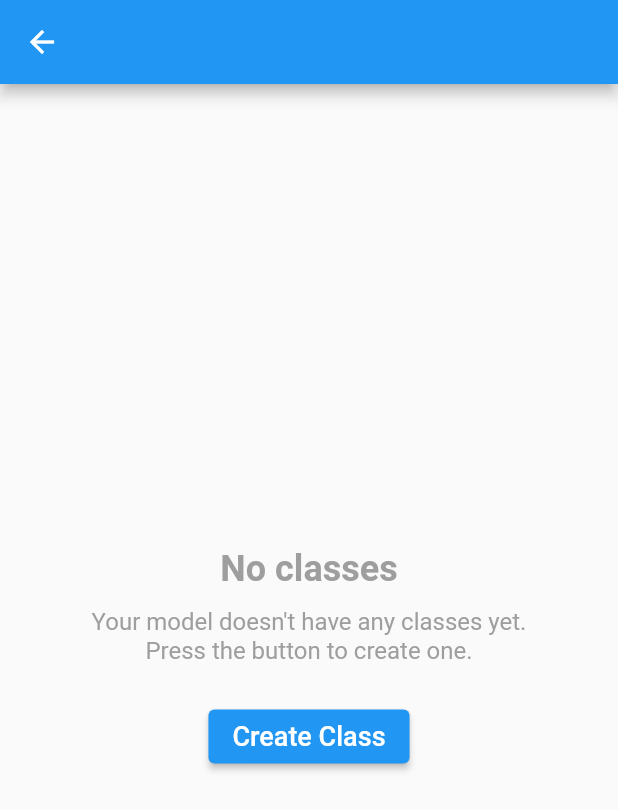
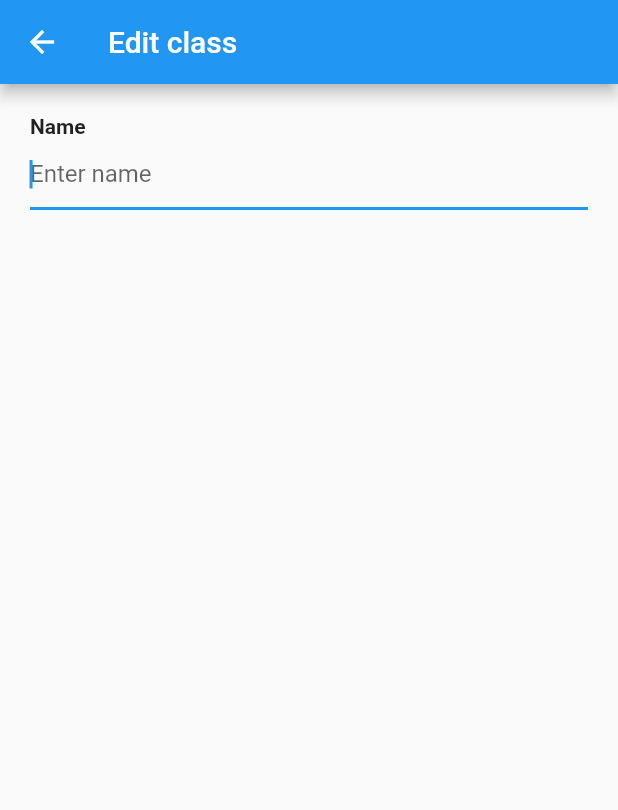
Before and after one commit to MaxHaertwig/CoMod, a Flutter app: the MainScreen screen opened directly with empty values, after a tap on "Create Class", on a phone screen of 412 x 824 dp. Shown: the top 810 px of the screen. Run offline on Flutter 3.47's test engine with Material 2 defaults, Android fonts, the phone set to English and light mode, and no system bars; our stand-ins replace either_dart.

Commit message:
Use provider package and implement adding and renaming classes

```diff
--- /dev/null
+++ b/client/lib/components/named_text_field.dart
@@ -0,0 +1,46 @@
+import 'package:flutter/material.dart';
+import 'package:flutter/widgets.dart';
+
+class NamedTextField extends StatefulWidget {
+  final String name, initialValue;
+  final bool autofocus;
+  final Function(String)? onChanged;
+
+  NamedTextField(this.name,
+      {this.initialValue = '', this.autofocus = false, this.onChanged});
+
+  @override
+  _NamedTextFieldState createState() => _NamedTextFieldState(initialValue);
+}
+
+class _NamedTextFieldState extends State<NamedTextField> {
+  final _textEditingController = TextEditingController();
+
+  _NamedTextFieldState(String initialValue) {
+    _textEditingController.text = initialValue;
+  }
+
+  @override
+  void dispose() {
+    _textEditingController.dispose();
+    super.dispose();
+  }
+
+  @override
+  Widget build(BuildContext context) => Column(
+        crossAxisAlignment: CrossAxisAlignment.start,
+        children: [
+          Text(
+            widget.name,
+            style: const TextStyle(fontWeight: FontWeight.bold),
+          ),
+          TextField(
+            autofocus: widget.autofocus,
+            decoration:
+                InputDecoration(hintText: 'Enter ${widget.name.toLowerCase()}'),
+            controller: _textEditingController,
+            onChanged: widget.onChanged,
+          ),
+        ],
+      );
+}
--- a/client/lib/model/model.dart
+++ b/client/lib/model/model.dart
@@ -2,17 +2,20 @@ import 'dart:io';
 
 import 'package:client/model/document.dart';
 import 'package:client/model/uml/uml_model.dart';
+import 'package:flutter/material.dart';
 import 'package:xml/xml.dart';
 
-class Model {
+class Model extends ChangeNotifier {
   String name;
-  UMLModel model;
+  UMLModel umlModel;
 
-  Model(this.name, this.model);
+  Model(this.name, this.umlModel);
 
   static Future<Model> fromDocument(Document document) async {
     final xml = await File(document.path).readAsString();
     final root = XmlDocument.parse(xml).rootElement;
     return Model(document.name, UMLModel.fromXml(root));
   }
+
+  notify() => notifyListeners();
 }
--- a/client/lib/model/uml/uml_attribute.dart
+++ b/client/lib/model/uml/uml_attribute.dart
@@ -1,25 +1,49 @@
 import 'package:client/model/uml/uml_data_type.dart';
 import 'package:client/model/uml/uml_visibility.dart';
+import 'package:flutter/material.dart';
 import 'package:xml/xml.dart';
 
-class UMLAttribute {
-  String name;
-  UMLVisibility visibility;
-  UMLDataType dataType;
+class UMLAttribute extends ChangeNotifier {
+  String _name;
+  UMLVisibility _visibility;
+  UMLDataType _dataType;
 
-  UMLAttribute(this.name,
-      {this.visibility = UMLVisibility.public, UMLDataType? dataType})
-      : dataType = dataType ?? UMLDataType.string();
+  UMLAttribute(
+      {String name = '',
+      UMLVisibility visibility = UMLVisibility.public,
+      UMLDataType? dataType})
+      : _name = name,
+        _visibility = visibility,
+        _dataType = dataType ?? UMLDataType.string();
 
   static UMLAttribute fromXml(XmlElement element) {
     assert(element.name.toString() == 'attribute');
-
-    return UMLAttribute(element.innerText.trim(),
-        visibility:
-            UMLVisibilityExt.fromString(element.getAttribute('visibility')!),
-        dataType: UMLDataType.fromString(element.getAttribute('type')!));
+    return UMLAttribute(
+      name: element.innerText.trim(),
+      visibility:
+          UMLVisibilityExt.fromString(element.getAttribute('visibility')!),
+      dataType: UMLDataType.fromString(element.getAttribute('type')!),
+    );
   }
 
-  String get stringRepresentation =>
-      '${visibility.stringRepresentation} $name: ${dataType.stringRepresentation}';
+  String get name => _name;
+  set name(String name) {
+    _name = name;
+    notifyListeners();
+  }
+
+  UMLVisibility get visibility => _visibility;
+  set visibility(UMLVisibility visibility) {
+    _visibility = visibility;
+    notifyListeners();
+  }
+
+  UMLDataType get dataType => _dataType;
+  set dataType(UMLDataType dataType) {
+    _dataType = dataType;
+    notifyListeners();
+  }
+
+  get stringRepresentation =>
+      '${_visibility.stringRepresentation} $_name: ${_dataType.stringRepresentation}';
 }
--- a/client/lib/model/uml/uml_class.dart
+++ b/client/lib/model/uml/uml_class.dart
@@ -1,40 +1,60 @@
+import 'dart:collection';
+
 import 'package:client/model/uml/uml_attribute.dart';
 import 'package:client/model/uml/uml_operation.dart';
 import 'package:uuid/uuid.dart';
 import 'package:xml/xml.dart';
 
 class UMLClass {
-  String name, id;
-  int x, y;
-  List<UMLAttribute> attributes;
-  List<UMLOperation> operations;
+  final String id;
+  String _name;
+  int _x, _y;
+  List<UMLAttribute> _attributes;
+  List<UMLOperation> _operations;
 
-  UMLClass(this.name,
+  UMLClass(
       {String? id,
-      int this.x = 0,
-      int this.y = 0,
+      name = '',
+      x = 0,
+      y = 0,
       List<UMLAttribute>? attributes,
       List<UMLOperation>? operations})
       : id = id ?? Uuid().v4(),
-        attributes = attributes ?? [],
-        operations = operations ?? [];
+        _name = name,
+        _x = x,
+        _y = y,
+        _attributes = attributes ?? [],
+        _operations = operations ?? [];
 
   static UMLClass fromXml(XmlElement element) {
     assert(element.name.toString() == 'class');
+    return UMLClass(
+      name: element.getElement('name')!.innerText.trim(),
+      id: element.getAttribute('id')!,
+      x: int.parse(element.getAttribute('x')!),
+      y: int.parse(element.getAttribute('y')!),
+      attributes: element
+          .findElements('attribute')
+          .map((child) => UMLAttribute.fromXml(child))
+          .toList(),
+      operations: element
+          .findElements('operation')
+          .map((child) => UMLOperation.fromXml(child))
+          .toList(),
+    );
+  }
 
-    final name = element.getElement('name')!.innerText.trim();
-    final x = int.parse(element.getAttribute('x')!);
-    final y = int.parse(element.getAttribute('y')!);
+  bool get isEmpty =>
+      _name.isEmpty && _attributes.isEmpty && _operations.isEmpty;
 
-    var umlClass = UMLClass(name, id: element.getAttribute('id')!, x: x, y: y);
-    umlClass.attributes = element
-        .findElements('attribute')
-        .map((child) => UMLAttribute.fromXml(child))
-        .toList();
-    umlClass.operations = element
-        .findElements('operation')
-        .map((child) => UMLOperation.fromXml(child))
-        .toList();
-    return umlClass;
-  }
+  String get name => _name;
+  void set name(String newName) => _name = newName;
+
+  UnmodifiableListView<UMLAttribute> get attributes =>
+      UnmodifiableListView(_attributes);
+  addAttribute(UMLAttribute attribute) => _attributes.add(attribute);
+  removeAttribute(UMLAttribute attribute) => _attributes.remove(attribute);
+
+  UnmodifiableListView<UMLOperation> get operations =>
+      UnmodifiableListView(_operations);
 }
--- a/client/lib/model/uml/uml_model.dart
+++ b/client/lib/model/uml/uml_model.dart
@@ -1,3 +1,5 @@
+import 'dart:collection';
+
 import 'package:client/model/uml/uml_class.dart';
 import 'package:uuid/uuid.dart';
 import 'package:xml/xml.dart';
@@ -5,19 +7,30 @@ import 'package:xml/xml.dart';
 class UMLModel {
   static const currentVersion = '1.0';
 
-  String version;
-  String uuid;
-  List<UMLClass> classes = [];
+  final String version, uuid;
+  Map<String, UMLClass> _classes;
 
-  UMLModel({String? uuid, this.version = currentVersion})
-      : uuid = uuid ?? Uuid().v4();
+  UMLModel(
+      {String this.version = currentVersion,
+      String? uuid,
+      List<UMLClass>? classes})
+      : uuid = uuid ?? Uuid().v4(),
+        _classes = {for (var cls in classes ?? []) cls.id: cls};
 
-  UMLModel.fromXml(XmlElement element)
-      : assert(element.name.toString() == 'model'),
-        version = element.getAttribute('version')!,
-        uuid = element.getAttribute('uuid')!,
-        classes = element
-            .findElements('class')
-            .map((child) => UMLClass.fromXml(child))
-            .toList();
+  static UMLModel fromXml(XmlElement element) {
+    assert(element.name.toString() == 'model');
+    return UMLModel(
+      version: element.getAttribute('version')!,
+      uuid: element.getAttribute('uuid')!,
+      classes: element
+          .findElements('class')
+          .map((child) => UMLClass.fromXml(child))
+          .toList(),
+    );
+  }
+
+  UnmodifiableMapView<String, UMLClass> get classes =>
+      UnmodifiableMapView(_classes);
+  void addClass(UMLClass umlClass) => _classes[umlClass.id] = umlClass;
+  void removeClass(UMLClass umlClass) => _classes.remove(umlClass.id);
 }
--- a/client/lib/model/uml/uml_operation.dart
+++ b/client/lib/model/uml/uml_operation.dart
@@ -1,51 +1,72 @@
+import 'dart:collection';
+
 import 'package:client/model/uml/uml_data_type.dart';
 import 'package:client/model/uml/uml_visibility.dart';
 import 'package:either_dart/either.dart';
 import 'package:xml/xml.dart';
 
 class UMLOperation {
-  String name;
-  UMLVisibility visibility;
-  UMLDataType returnType;
-  List<UMLOperationParameter> parameters;
+  String _name;
+  UMLVisibility _visibility;
+  UMLDataType _returnType;
+  List<UMLOperationParameter> _parameters;
 
-  UMLOperation(this.name,
-      {this.visibility = UMLVisibility.public,
+  UMLOperation(
+      {name = '',
+      visibility = UMLVisibility.public,
       UMLDataType? returnType,
       List<UMLOperationParameter>? parameters})
-      : returnType = returnType ?? UMLDataType.voidType(),
-        parameters = parameters ?? [];
+      : _name = name,
+        _visibility = visibility,
+        _returnType = returnType ?? UMLDataType.voidType(),
+        _parameters = parameters ?? [];
 
   static UMLOperation fromXml(XmlElement element) {
     assert(element.name.toString() == 'operation');
-
-    return UMLOperation(element.getElement('name')!.innerText.trim(),
+    return UMLOperation(
+      name: element.getElement('name')!.innerText.trim(),
       visibility:
           UMLVisibilityExt.fromString(element.getAttribute('visibility')!),
       returnType: UMLDataType.fromString(element.getAttribute('returnType')!),
       parameters: element
           .findElements('param')
           .map((el) => UMLOperationParameter.fromXml(el))
-            .toList());
+          .toList(),
+    );
   }
 
+  String get name => _name;
+
+  UMLVisibility get visibility => _visibility;
+
+  UMLDataType get returnType => _returnType;
+
+  UnmodifiableListView<UMLOperationParameter> get parameters =>
+      UnmodifiableListView(_parameters);
+
   String get stringRepresentation =>
-      '${visibility.stringRepresentation} $name(${parameters.map((arg) => arg.stringRepresentation).join(', ')}): ${returnType.stringRepresentation}';
+      '${_visibility.stringRepresentation} $_name(${_parameters.map((arg) => arg.stringRepresentation).join(', ')}): ${_returnType.stringRepresentation}';
 }
 
 class UMLOperationParameter {
-  String name;
-  UMLDataType type;
+  String _name;
+  UMLDataType _type;
 
-  UMLOperationParameter(this.name, {UMLDataType? type})
-      : type = type ?? UMLDataType(Left(UMLPrimitiveType.string));
+  UMLOperationParameter({name = '', UMLDataType? type})
+      : _name = name,
+        _type = type ?? UMLDataType(Left(UMLPrimitiveType.string));
 
   static UMLOperationParameter fromXml(XmlElement element) {
     assert(element.name.toString() == 'param');
-
-    return UMLOperationParameter(element.innerText.trim(),
-        type: UMLDataType.fromString(element.getAttribute('type')!));
+    return UMLOperationParameter(
+      name: element.innerText.trim(),
+      type: UMLDataType.fromString(element.getAttribute('type')!),
+    );
   }
 
-  String get stringRepresentation => '$name: ${type.stringRepresentation}';
+  String get name => _name;
+
+  UMLDataType get type => _type;
+
+  String get stringRepresentation => '$_name: ${_type.stringRepresentation}';
 }
--- /dev/null
+++ b/client/lib/screens/edit_class_screen.dart
@@ -0,0 +1,50 @@
+import 'package:client/components/named_text_field.dart';
+import 'package:client/model/model.dart';
+import 'package:client/model/uml/uml_class.dart';
+import 'package:flutter/material.dart';
+import 'package:provider/provider.dart';
+
+class EditClassScreen extends StatelessWidget {
+  final UMLClass _umlClass;
+  final bool _isNewClass;
+
+  EditClassScreen(this._umlClass, this._isNewClass);
+
+  @override
+  Widget build(BuildContext context) => Scaffold(
+        appBar: AppBar(title: const Text('Edit class')),
+        body: Selector<Model, UMLClass>(
+          selector: (_, model) =>
+              model.umlModel.classes[_umlClass.id] ?? _umlClass,
+          builder: (_, umlClass, __) => Container(
+            padding: const EdgeInsets.all(20),
+            child: Column(
+              crossAxisAlignment: CrossAxisAlignment.stretch,
+              children: [
+                NamedTextField(
+                  'Name',
+                  initialValue: umlClass.name,
+                  autofocus: _isNewClass,
+                  onChanged: (value) =>
+                      _editClass(context, () => _umlClass.name = value),
+                ),
+              ],
+            ),
+          ),
+        ),
+      );
+
+  void _editClass(BuildContext context, Function() f) {
+    final wasEmpty = _umlClass.isEmpty;
+    f();
+    final model = Provider.of<Model>(context, listen: false);
+    if (_umlClass.isEmpty != wasEmpty) {
+      if (wasEmpty) {
+        model.umlModel.addClass(_umlClass);
+      } else {
+        model.umlModel.removeClass(_umlClass);
+      }
+    }
+    model.notify();
+  }
+}
--- a/client/lib/screens/main_screen.dart
+++ b/client/lib/screens/main_screen.dart
@@ -1,24 +1,30 @@
 import 'package:client/components/no_data_view.dart';
 import 'package:client/components/outline_class.dart';
 import 'package:client/model/model.dart';
+import 'package:client/model/uml/uml_class.dart';
 import 'package:client/screens/edit_class_screen.dart';
 import 'package:flutter/material.dart';
+import 'package:provider/provider.dart';
 
-class MainScreen extends StatefulWidget {
-  final Model model;
+class MainScreen extends StatelessWidget {
+  final Model _model;
 
-  MainScreen(this.model);
+  MainScreen(this._model);
 
   @override
-  State<StatefulWidget> createState() => _MainScreenState();
-}
-
-class _MainScreenState extends State<MainScreen> {
-  @override
-  Widget build(BuildContext context) {
-    return Scaffold(
-      appBar: AppBar(title: Text(widget.model.name)),
-      body: widget.model.model.classes.isEmpty
+  Widget build(BuildContext context) => ChangeNotifierProvider.value(
+        value: _model,
+        child: Selector<Model, Iterable<UMLClass>>(
+          selector: (_, model) => model.umlModel.classes.values,
+          shouldRebuild: (_, __) => true,
+          builder: (context, classes, __) => Scaffold(
+            appBar: AppBar(
+              title: Selector<Model, String>(
+                selector: (_, model) => model.name,
+                builder: (_, name, __) => Text(name),
+              ),
+            ),
+            body: classes.isEmpty
                 ? NoDataView(
                     'No classes',
                     'Your model doesn\'t have any classes yet. Press the button to create one.',
@@ -27,20 +33,36 @@ class _MainScreenState extends State<MainScreen> {
                   })
                 : ListView(
                     padding: const EdgeInsets.symmetric(vertical: 10),
-              children: widget.model.model.classes
-                  .map((cls) => OutlineClass(cls))
+                    children: classes
+                        .where((cls) => !cls.isEmpty)
+                        .map((cls) => GestureDetector(
+                              child: OutlineClass(cls),
+                              onTap: () => _editClass(context, cls),
+                            ))
                         .toList(),
                   ),
-      floatingActionButton: widget.model.model.classes.isEmpty
+            floatingActionButton: classes.isEmpty
                 ? null
                 : FloatingActionButton(
                     child: const Icon(Icons.add),
-              onPressed: () {
-                _newClass(context);
-              },
+                    onPressed: () => _newClass(context),
+                  ),
+          ),
+        ),
+      );
+
+  void _newClass(BuildContext context) => _editClass(context, UMLClass(), true);
+
+  void _editClass(BuildContext context, UMLClass umlClass,
+      [bool isNewClass = false]) {
+    Navigator.push(
+      context,
+      MaterialPageRoute(
+        builder: (_) => ChangeNotifierProvider.value(
+          value: Provider.of<Model>(context, listen: false),
+          child: EditClassScreen(umlClass, isNewClass),
+        ),
       ),
     );
   }
-
-  void _newClass(BuildContext context) {}
 }
--- a/client/lib/screens/models_screen.dart
+++ b/client/lib/screens/models_screen.dart
@@ -56,10 +56,11 @@ class _DocumentsScreenState extends State<ModelsScreen> {
 
   void _newDocument() async {
     final document = await Navigator.push(
-        context,
-        MaterialPageRoute(
-            builder: (context) => NewModelScreen(
-                _documents!.map((document) => document.name).toSet())));
+      context,
+      MaterialPageRoute(
+          builder: (context) => NewModelScreen(
+              _documents!.map((document) => document.name).toSet())),
+    );
     if (document != null) {
       setState(() {
         _documents?.add(document);
@@ -69,8 +70,10 @@ class _DocumentsScreenState extends State<ModelsScreen> {
   }
 
   void _openDocument(Document document, BuildContext context) async {
-    var model = await Model.fromDocument(document);
+    final model = await Model.fromDocument(document);
     Navigator.push(
-        context, MaterialPageRoute(builder: (context) => MainScreen(model)));
+      context,
+      MaterialPageRoute(builder: (context) => MainScreen(model)),
+    );
   }
 }
--- a/client/pubspec.yaml
+++ b/client/pubspec.yaml
@@ -14,6 +14,7 @@ dependencies:
     sdk: flutter
   path_provider: ^2.0.2
   protobuf: ^2.0.0
+  provider: ^5.0.0
   uuid: ^3.0.4
   web_socket_channel: ^2.1.0
   xml: ^5.1.2
```
Also changed, not shown: client/lib/components/outline_class.dart (+12 -7 lines), client/pubspec.lock, 3 other files. Lines whose indentation alone changed are shown as unchanged.
